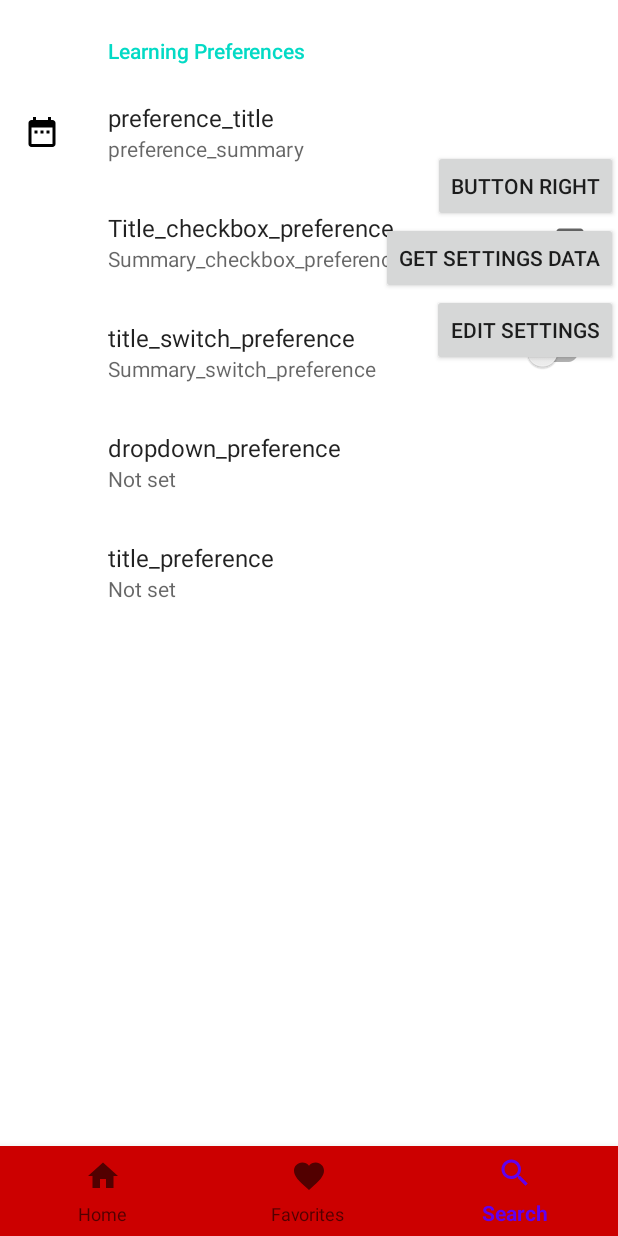
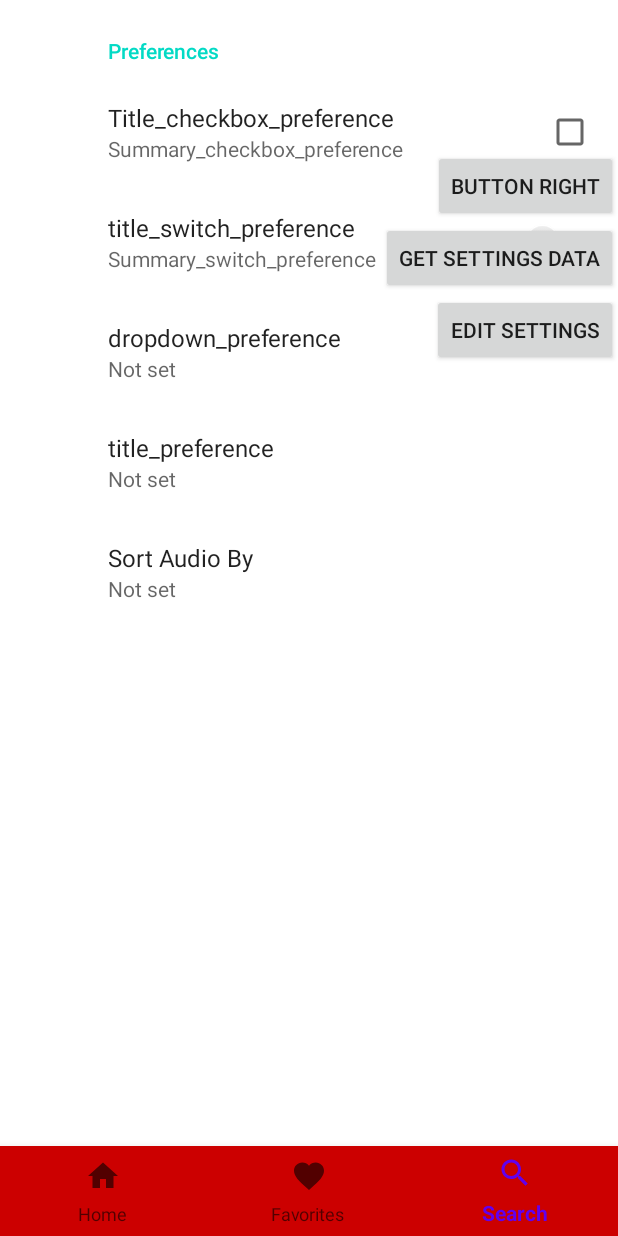
Before and after one commit to Brodski/MediaPlayer, an Android app: the screen it shows after launch (MainActivity), item 3 of the bottom bar chosen, on a phone screen of 412 x 824 dp. Run offline under Robolectric (Android 15) with nearby library versions, the phone set to English and light mode, and no system bars; our stand-ins replace androidx.preference; libraries missing offline, so code that uses them is left out: net.yslibrary.android; 7 statements that could not run were skipped.

Commit message:
sort in progress

```diff
--- a/app/build.gradle
+++ b/app/build.gradle
@@ -30,6 +30,8 @@ android {
 }
 
 dependencies {
+    def fragment_version = "1.2.4"
+
     implementation fileTree(dir: 'libs', include: ['*.jar'])
     implementation "org.jetbrains.kotlin:kotlin-stdlib-jdk7:$kotlin_version"
     implementation 'androidx.core:core-ktx:1.2.0'
@@ -51,4 +53,6 @@ dependencies {
     implementation "net.yslibrary.keyboardvisibilityevent:keyboardvisibilityevent:3.0.0-RC2"
     implementation "androidx.preference:preference-ktx:1.1.1"
 
+    implementation "androidx.fragment:fragment-ktx:$fragment_version"
+
 }
--- a/app/src/main/java/com/example/mediaplayer/MainActivity.kt
+++ b/app/src/main/java/com/example/mediaplayer/MainActivity.kt
@@ -63,6 +63,12 @@ class MainActivity : AppCompatActivity(), IMainActivity, PlayerFragment.PlayerFr
         Log.e(TAG, "onSongSelect: recived $text")
         playerFragment.playAtIndex(index, text)
     }
+
+    override fun onOptionsSort(sortBy: Int) {
+        Log.e(TAG, "onOptionsSort: got something $sortBy")
+        playerFragment.sortItemsBy(sortBy)
+    }
+
     override fun onPlayerSent(num: Int) {
         Log.e(tag, "HEY!!! I'm in main")
         Log.e(tag, "HEY!!! I'm in main")
--- a/app/src/main/java/com/example/mediaplayer/PlayerFragment.kt
+++ b/app/src/main/java/com/example/mediaplayer/PlayerFragment.kt
@@ -12,13 +12,14 @@ import android.os.Bundle
 import android.os.IBinder
 import android.util.Log
 import android.view.*
-import androidx.fragment.app.Fragment
 import android.widget.Button
 import android.widget.TextView
+//import androidx.fragment.app.FragmentManager
 //import android.widget.Toolbar
 import androidx.appcompat.widget.Toolbar
 import androidx.annotation.RequiresApi
 import androidx.appcompat.app.AppCompatActivity
+import androidx.fragment.app.Fragment
 import com.google.android.exoplayer2.SimpleExoPlayer
 import com.google.android.exoplayer2.ui.PlayerControlView
 import com.google.android.exoplayer2.ui.PlayerView
@@ -184,7 +185,10 @@ class PlayerFragment : Fragment() {
         //val wtf2 = mService.exoPlayer
         mService.exoPlayer?.seekTo(index,0)
         mService.exoPlayer?.playWhenReady = true
+    }
 
+    fun sortItemsBy(sortBy: Int) {
+        mService.buildMedia(sortBy)
     }
 
     fun talkService2() {
@@ -203,7 +207,7 @@ class PlayerFragment : Fragment() {
     override fun onCreateOptionsMenu(menu: Menu, inflater: MenuInflater) {
         //return super.onCreateOptionsMenu(menu)
         Log.e(TAG, "+++ onCreateOptionsMenu +++")
-        val frags = fragmentManager!!.fragments
+        val frags = requireFragmentManager().fragments
         frags?.forEach {
             Log.e(TAG, "onCreateOptionsMenu: ${it.tag}")
             Log.e(TAG, "onCreateOptionsMenu: ${it.toString()}")
--- a/app/src/main/res/values/strings.xml
+++ b/app/src/main/res/values/strings.xml
@@ -7,7 +7,12 @@
     <string name="pref_frag_tag">preferenceTag</string>
     <string name="song_bundle">song_bundle</string>
     <string name="song_position">song_position</string>
-    <string name="play_this_position">R.string.play_this_position</string>
+    <string name="play_this_position">play_this_position</string>
+
+    <string name="sort_alpha_asc">sort_alpha_asc</string>
+    <string name="sort_alpha_des">sort_alpha_des</string>
+    <string name="sort_created_recently">sort_created_recently</string>
+    <string name="sort_created_oldest">sort_created_oldest</string>
 
     <string name="hello_blank_fragment">Hello blank fragment</string>
     <string-array name="entries">
--- a/app/src/main/res/xml/preferences.xml
+++ b/app/src/main/res/xml/preferences.xml
@@ -3,14 +3,8 @@
     xmlns:app="http://schemas.android.com/apk/res-auto"
     >
     <PreferenceCategory
-        app:title="Learning Preferences">
+        app:title="Preferences">
 
-    <Preference
-        android:key="preference_key"
-        android:title="preference_title"
-        android:summary="preference_summary"
-        android:icon="@drawable/ic_date"
-    />
     <CheckBoxPreference
         android:key="checkbox"
         android:title="Title_checkbox_preference"
@@ -34,5 +28,13 @@
         app:entries="@array/entries"
         app:entryValues="@array/entry_values"
         app:dialogTitle="dialog_title_preference"/>
+
+    <ListPreference
+        app:key="sort_audio_pref"
+        app:title="Sort Audio By"
+        app:useSimpleSummaryProvider="true"
+        app:entries="@array/entries"
+        app:entryValues="@array/entry_values"
+        app:dialogTitle="dialog_title_preference"/>
     </PreferenceCategory>
 </PreferenceScreen>
```
Also changed, not shown: app/src/main/java/com/example/mediaplayer/AudioPlayerService.kt (+58 -22 lines), app/src/main/java/com/example/mediaplayer/PreferenceFragment.kt (+0 -9 lines), app/src/main/java/com/example/mediaplayer/Song.kt (+10 -5 lines), app/src/main/java/com/example/mediaplayer/SongsFragment.kt (+10 -5 lines), app/src/main/java/com/example/mediaplayer/mComparator.kt (added, +67 -0 lines).
